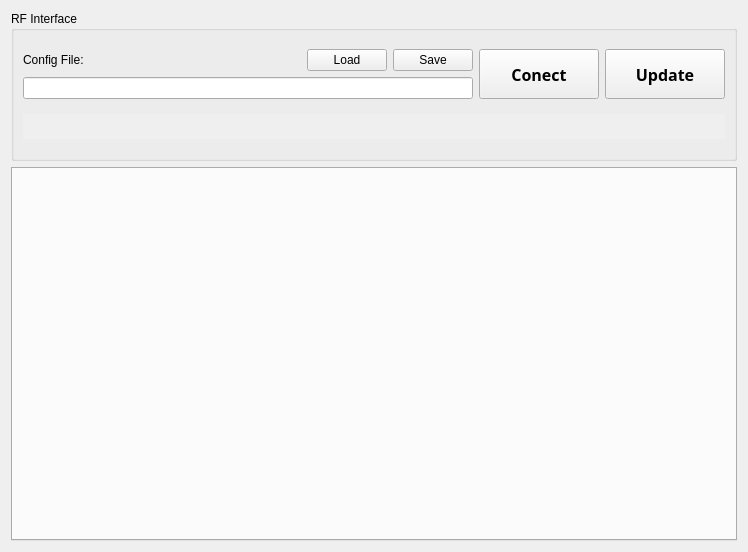
Old version of the form Client/devices/RF/ui_resources/RF_controller_main_ui.ui in the repository jhjeong32snu/QtDeviceServer_for_IonTrap_v2.
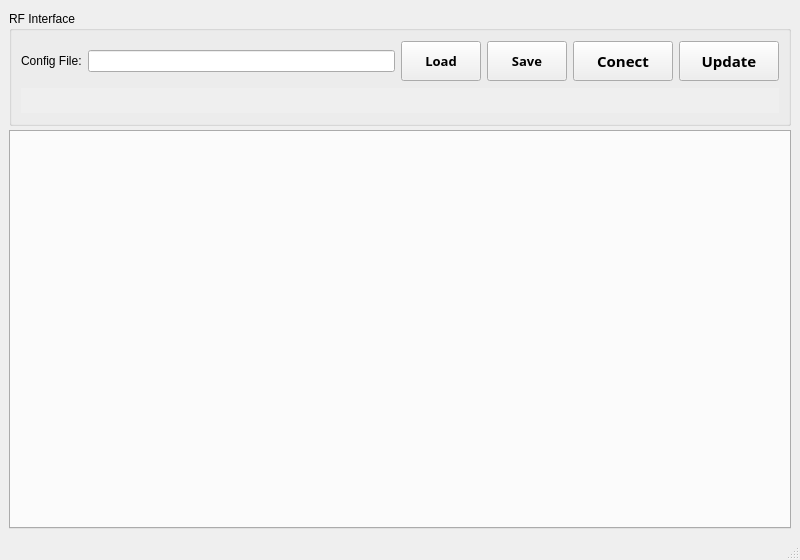
New version of the form.

What changed in the file:
```diff
--- a/Client/devices/RF/ui_resources/RF_controller_main_ui.ui
+++ b/Client/devices/RF/ui_resources/RF_controller_main_ui.ui
@@ -1,44 +1,45 @@
 <?xml version="1.0" encoding="UTF-8"?>
 <ui version="4.0">
- <class>Form</class>
- <widget class="QWidget" name="Form">
+ <class>MainWindow</class>
+ <widget class="QMainWindow" name="MainWindow">
   <property name="geometry">
    <rect>
     <x>0</x>
     <y>0</y>
-    <width>744</width>
-    <height>552</height>
+    <width>800</width>
+    <height>560</height>
    </rect>
   </property>
   <property name="windowTitle">
-   <string>Form</string>
+   <string>MainWindow</string>
   </property>
+  <widget class="QWidget" name="centralwidget">
   <layout class="QVBoxLayout" name="verticalLayout_3">
    <item>
     <widget class="QGroupBox" name="groupBox">
      <property name="minimumSize">
       <size>
        <width>0</width>
-       <height>120</height>
+        <height>115</height>
       </size>
      </property>
      <property name="maximumSize">
       <size>
        <width>16777215</width>
-       <height>150</height>
+        <height>110</height>
       </size>
      </property>
      <property name="title">
       <string>RF Interface</string>
      </property>
-     <layout class="QVBoxLayout" name="verticalLayout_4" stretch="3,0">
+      <layout class="QVBoxLayout" name="verticalLayout_4" stretch="2,0">
       <item>
        <layout class="QHBoxLayout" name="horizontalLayout">
         <property name="sizeConstraint">
          <enum>QLayout::SetFixedSize</enum>
         </property>
         <item>
-         <layout class="QVBoxLayout" name="verticalLayout_2" stretch="2,1">
+          <layout class="QVBoxLayout" name="verticalLayout_2" stretch="2">
           <property name="sizeConstraint">
            <enum>QLayout::SetFixedSize</enum>
           </property>
@@ -55,55 +56,65 @@
              </widget>
             </item>
             <item>
-             <spacer name="horizontalSpacer">
-              <property name="orientation">
-               <enum>Qt::Horizontal</enum>
-              </property>
-              <property name="sizeHint" stdset="0">
+              <widget class="QLineEdit" name="LE_config">
+               <property name="minimumSize">
                <size>
-                <width>40</width>
-                <height>20</height>
-               </size>
-              </property>
-             </spacer>
+                 <width>0</width>
+                 <height>0</height>
+                </size>
+               </property>
+              </widget>
             </item>
             <item>
-             <widget class="QPushButton" name="pushButton">
+              <widget class="QPushButton" name="BTN_load">
               <property name="minimumSize">
                <size>
-                <width>23</width>
-                <height>0</height>
-               </size>
-              </property>
+                 <width>75</width>
+                 <height>40</height>
+                </size>
+               </property>
+               <property name="font">
+                <font>
+                 <family>Arial Black</family>
+                 <pointsize>10</pointsize>
+                 <weight>75</weight>
+                 <bold>true</bold>
+                </font>
+               </property>
               <property name="text">
                <string>Load</string>
               </property>
              </widget>
             </item>
             <item>
-             <widget class="QPushButton" name="pushButton_2">
+              <widget class="QPushButton" name="BTN_save">
               <property name="minimumSize">
                <size>
-                <width>23</width>
-                <height>0</height>
-               </size>
-              </property>
+                 <width>75</width>
+                 <height>40</height>
+                </size>
+               </property>
+               <property name="font">
+                <font>
+                 <family>Arial Black</family>
+                 <pointsize>10</pointsize>
+                 <weight>75</weight>
+                 <bold>true</bold>
+                </font>
+               </property>
               <property name="text">
                <string>Save</string>
               </property>
              </widget>
             </item>
-           </layout>
-          </item>
           <item>
-           <widget class="QLineEdit" name="lineEdit">
-            <property name="minimumSize">
-             <size>
-              <width>450</width>
-              <height>0</height>
-             </size>
-            </property>
-           </widget>
+              <layout class="QVBoxLayout" name="verticalLayout">
+               <property name="spacing">
+                <number>2</number>
+               </property>
+              </layout>
+             </item>
+            </layout>
           </item>
          </layout>
         </item>
@@ -111,14 +122,14 @@
          <widget class="QPushButton" name="BTN_connect">
           <property name="minimumSize">
            <size>
-            <width>120</width>
-            <height>50</height>
+             <width>100</width>
+             <height>40</height>
            </size>
           </property>
           <property name="font">
            <font>
             <family>Arial Black</family>
-            <pointsize>12</pointsize>
+             <pointsize>11</pointsize>
             <weight>75</weight>
             <bold>true</bold>
            </font>
@@ -135,14 +146,14 @@
          <widget class="QPushButton" name="BTN_update">
           <property name="minimumSize">
            <size>
-            <width>120</width>
-            <height>50</height>
+             <width>100</width>
+             <height>40</height>
            </size>
           </property>
           <property name="font">
            <font>
             <family>Arial Black</family>
-            <pointsize>12</pointsize>
+             <pointsize>11</pointsize>
             <weight>75</weight>
             <bold>true</bold>
            </font>
@@ -255,6 +266,8 @@
    </item>
   </layout>
  </widget>
+  <widget class="QStatusBar" name="statusbar"/>
+ </widget>
  <resources/>
  <connections/>
 </ui>
```
Left out of the diff: 39 changed lines with no effect on the pictures. Lines whose indentation alone changed are shown as unchanged.
